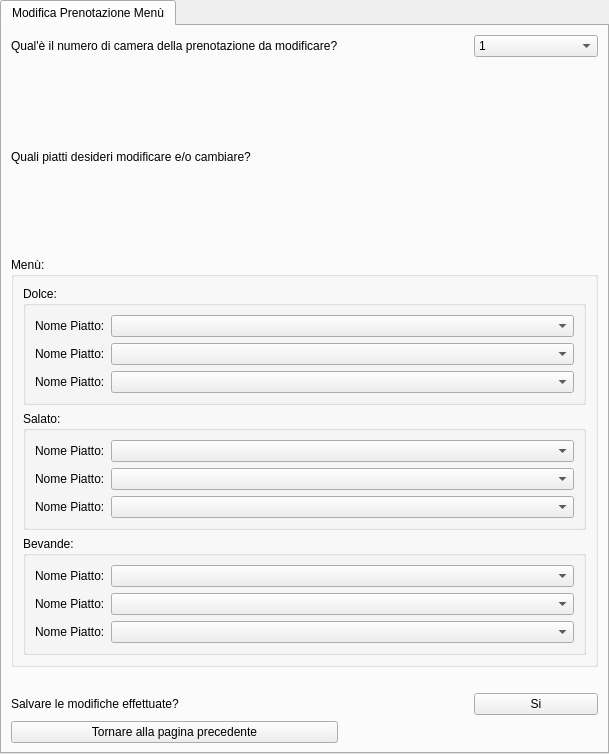
mdoraz/Hotel, file ui/Cameriere/GestisciCucina/ModificaPrenotazioneColazioneInCamera.ui: the form before one commit.
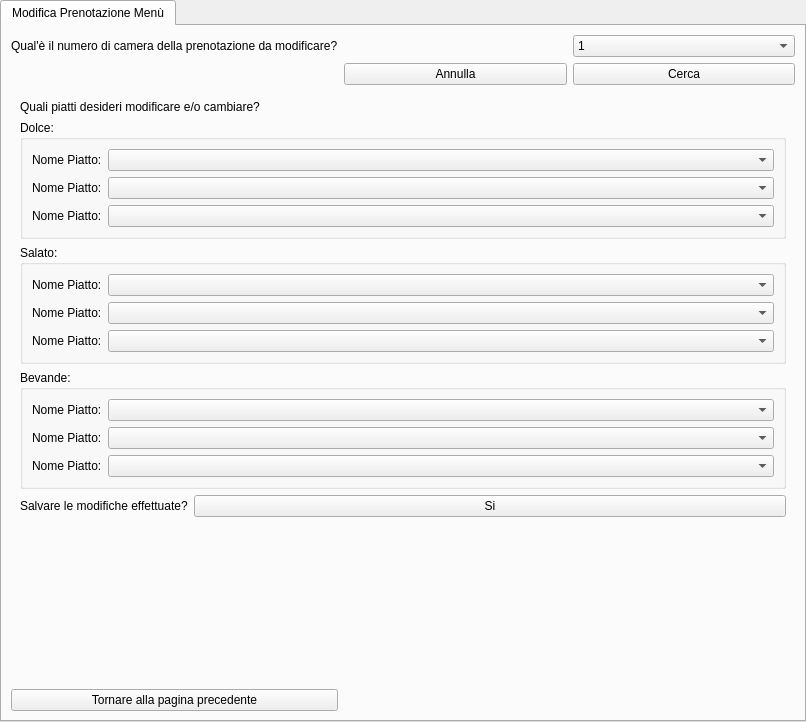
The form after the commit.

Commit message: Modifiche Struttura modifica colazione in camera + rispettivo file.ui

The edit to the form file:
```diff
--- a/ui/Cameriere/GestisciCucina/ModificaPrenotazioneColazioneInCamera.ui
+++ b/ui/Cameriere/GestisciCucina/ModificaPrenotazioneColazioneInCamera.ui
@@ -6,8 +6,8 @@
    <rect>
     <x>0</x>
     <y>0</y>
-    <width>609</width>
-    <height>754</height>
+    <width>806</width>
+    <height>722</height>
    </rect>
   </property>
   <property name="windowTitle">
@@ -18,232 +18,6 @@
     <string>Modifica Prenotazione Menù</string>
    </attribute>
    <layout class="QGridLayout" name="gridLayout">
-    <item row="5" column="2">
-     <widget class="QPushButton" name="btnConfermaModifiche">
-      <property name="text">
-       <string>Si</string>
-      </property>
-     </widget>
-    </item>
-    <item row="3" column="0" colspan="3">
-     <widget class="QGroupBox" name="groupboxVisualizzaMenuInModificaMenu">
-      <property name="title">
-       <string>Menù:</string>
-      </property>
-      <layout class="QVBoxLayout" name="verticalLayout_2">
-       <item>
-        <widget class="QGroupBox" name="groupboxDolceColazioneInCamera">
-         <property name="title">
-          <string>Dolce:</string>
-         </property>
-         <layout class="QGridLayout" name="gridLayout_2">
-          <item row="0" column="0">
-           <widget class="QLabel" name="labelNomePiatto">
-            <property name="text">
-             <string>Nome Piatto:</string>
-            </property>
-           </widget>
-          </item>
-          <item row="0" column="1">
-           <widget class="QComboBox" name="comboBox">
-            <property name="sizePolicy">
-             <sizepolicy hsizetype="Expanding" vsizetype="Fixed">
-              <horstretch>0</horstretch>
-              <verstretch>0</verstretch>
-             </sizepolicy>
-            </property>
-           </widget>
-          </item>
-          <item row="1" column="0">
-           <widget class="QLabel" name="labelNomePiatto_2">
-            <property name="text">
-             <string>Nome Piatto:</string>
-            </property>
-           </widget>
-          </item>
-          <item row="1" column="1">
-           <widget class="QComboBox" name="comboBox_2">
-            <property name="sizePolicy">
-             <sizepolicy hsizetype="Expanding" vsizetype="Fixed">
-              <horstretch>0</horstretch>
-              <verstretch>0</verstretch>
-             </sizepolicy>
-            </property>
-           </widget>
-          </item>
-          <item row="2" column="0">
-           <widget class="QLabel" name="labelNomePiatto_3">
-            <property name="sizePolicy">
-             <sizepolicy hsizetype="Maximum" vsizetype="Preferred">
-              <horstretch>0</horstretch>
-              <verstretch>0</verstretch>
-             </sizepolicy>
-            </property>
-            <property name="text">
-             <string>Nome Piatto:</string>
-            </property>
-           </widget>
-          </item>
-          <item row="2" column="1">
-           <widget class="QComboBox" name="comboBox_3">
-            <property name="sizePolicy">
-             <sizepolicy hsizetype="Expanding" vsizetype="Fixed">
-              <horstretch>0</horstretch>
-              <verstretch>0</verstretch>
-             </sizepolicy>
-            </property>
-           </widget>
-          </item>
-         </layout>
-        </widget>
-       </item>
-       <item>
-        <widget class="QGroupBox" name="groupboxSalatoColazioneInCamera">
-         <property name="title">
-          <string>Salato:</string>
-         </property>
-         <layout class="QGridLayout" name="gridLayout_3">
-          <item row="1" column="0">
-           <widget class="QLabel" name="labelNomePiatto_5">
-            <property name="text">
-             <string>Nome Piatto:</string>
-            </property>
-           </widget>
-          </item>
-          <item row="0" column="0">
-           <widget class="QLabel" name="labelNomePiatto_4">
-            <property name="text">
-             <string>Nome Piatto:</string>
-            </property>
-           </widget>
-          </item>
-          <item row="1" column="1">
-           <widget class="QComboBox" name="comboBox_5">
-            <property name="sizePolicy">
-             <sizepolicy hsizetype="Expanding" vsizetype="Fixed">
-              <horstretch>0</horstretch>
-              <verstretch>0</verstretch>
-             </sizepolicy>
-            </property>
-           </widget>
-          </item>
-          <item row="0" column="1">
-           <widget class="QComboBox" name="comboBox_4">
-            <property name="sizePolicy">
-             <sizepolicy hsizetype="Expanding" vsizetype="Fixed">
-              <horstretch>0</horstretch>
-              <verstretch>0</verstretch>
-             </sizepolicy>
-            </property>
-           </widget>
-          </item>
-          <item row="2" column="1">
-           <widget class="QComboBox" name="comboBox_6">
-            <property name="sizePolicy">
-             <sizepolicy hsizetype="Expanding" vsizetype="Fixed">
-              <horstretch>0</horstretch>
-              <verstretch>0</verstretch>
-             </sizepolicy>
-            </property>
-           </widget>
-          </item>
-          <item row="2" column="0">
-           <widget class="QLabel" name="labelNomePiatto_6">
-            <property name="sizePolicy">
-             <sizepolicy hsizetype="Maximum" vsizetype="Preferred">
-              <horstretch>0</horstretch>
-              <verstretch>0</verstretch>
-             </sizepolicy>
-            </property>
-            <property name="text">
-             <string>Nome Piatto:</string>
-            </property>
-           </widget>
-          </item>
-         </layout>
-        </widget>
-       </item>
-       <item>
-        <widget class="QGroupBox" name="groupboxBevandeColazioneInCamera">
-         <property name="title">
-          <string>Bevande:</string>
-         </property>
-         <layout class="QGridLayout" name="gridLayout_4">
-          <item row="3" column="0">
-           <widget class="QLabel" name="labelNomePiatto_9">
-            <property name="sizePolicy">
-             <sizepolicy hsizetype="Maximum" vsizetype="Preferred">
-              <horstretch>0</horstretch>
-              <verstretch>0</verstretch>
-             </sizepolicy>
-            </property>
-            <property name="text">
-             <string>Nome Piatto:</string>
-            </property>
-           </widget>
-          </item>
-          <item row="1" column="0">
-           <widget class="QLabel" name="labelNomePiatto_7">
-            <property name="sizePolicy">
-             <sizepolicy hsizetype="Maximum" vsizetype="Preferred">
-              <horstretch>0</horstretch>
-              <verstretch>0</verstretch>
-             </sizepolicy>
-            </property>
-            <property name="text">
-             <string>Nome Piatto:</string>
-            </property>
-           </widget>
-          </item>
-          <item row="2" column="0">
-           <widget class="QLabel" name="labelNomePiatto_8">
-            <property name="sizePolicy">
-             <sizepolicy hsizetype="Maximum" vsizetype="Preferred">
-              <horstretch>0</horstretch>
-              <verstretch>0</verstretch>
-             </sizepolicy>
-            </property>
-            <property name="text">
-             <string>Nome Piatto:</string>
-            </property>
-           </widget>
-          </item>
-          <item row="1" column="1">
-           <widget class="QComboBox" name="comboBox_7">
-            <property name="sizePolicy">
-             <sizepolicy hsizetype="Expanding" vsizetype="Fixed">
-              <horstretch>0</horstretch>
-              <verstretch>0</verstretch>
-             </sizepolicy>
-            </property>
-           </widget>
-          </item>
-          <item row="2" column="1">
-           <widget class="QComboBox" name="comboBox_8">
-            <property name="sizePolicy">
-             <sizepolicy hsizetype="Expanding" vsizetype="Fixed">
-              <horstretch>0</horstretch>
-              <verstretch>0</verstretch>
-             </sizepolicy>
-            </property>
-           </widget>
-          </item>
-          <item row="3" column="1">
-           <widget class="QComboBox" name="comboBox_9">
-            <property name="sizePolicy">
-             <sizepolicy hsizetype="Expanding" vsizetype="Fixed">
-              <horstretch>0</horstretch>
-              <verstretch>0</verstretch>
-             </sizepolicy>
-            </property>
-           </widget>
-          </item>
-         </layout>
-        </widget>
-       </item>
-      </layout>
-     </widget>
-    </item>
     <item row="0" column="2">
      <widget class="QComboBox" name="comboboxInserimentoCamera">
       <item>
@@ -428,8 +202,22 @@
       </item>
      </widget>
     </item>
-    <item row="4" column="0" colspan="3">
-     <spacer name="horizontalSpacer">
+    <item row="1" column="2">
+     <widget class="QPushButton" name="btnCerca">
+      <property name="text">
+       <string>Cerca</string>
+      </property>
+     </widget>
+    </item>
+    <item row="6" column="0">
+     <widget class="QPushButton" name="btnTornarePaginaPrecedente">
+      <property name="text">
+       <string>Tornare alla pagina precedente</string>
+      </property>
+     </widget>
+    </item>
+    <item row="6" column="1" colspan="2">
+     <spacer name="horizontalSpacer_2">
       <property name="orientation">
        <enum>Qt::Horizontal</enum>
       </property>
@@ -448,37 +236,259 @@
       </property>
      </widget>
     </item>
-    <item row="5" column="0">
-     <widget class="QLabel" name="labelDomanda_2">
-      <property name="text">
-       <string>Salvare le modifiche effettuate?</string>
-      </property>
+    <item row="2" column="0" colspan="3">
+     <widget class="QWidget" name="widgetMenuModificare" native="true">
+      <layout class="QFormLayout" name="formLayout_2">
+       <item row="0" column="0" colspan="2">
+        <widget class="QLabel" name="labelDomanda">
+         <property name="sizePolicy">
+          <sizepolicy hsizetype="Minimum" vsizetype="Preferred">
+           <horstretch>0</horstretch>
+           <verstretch>0</verstretch>
+          </sizepolicy>
+         </property>
+         <property name="text">
+          <string>Quali piatti desideri modificare e/o cambiare?</string>
+         </property>
+        </widget>
+       </item>
+       <item row="4" column="0">
+        <widget class="QLabel" name="labelDomanda_2">
+         <property name="sizePolicy">
+          <sizepolicy hsizetype="Expanding" vsizetype="Preferred">
+           <horstretch>0</horstretch>
+           <verstretch>0</verstretch>
+          </sizepolicy>
+         </property>
+         <property name="text">
+          <string>Salvare le modifiche effettuate?</string>
+         </property>
+        </widget>
+       </item>
+       <item row="1" column="0" colspan="2">
+        <widget class="QGroupBox" name="groupboxDolceColazioneInCamera">
+         <property name="title">
+          <string>Dolce:</string>
+         </property>
+         <layout class="QGridLayout" name="gridLayout_2">
+          <item row="0" column="1">
+           <widget class="QComboBox" name="comboBox">
+            <property name="sizePolicy">
+             <sizepolicy hsizetype="Expanding" vsizetype="Fixed">
+              <horstretch>0</horstretch>
+              <verstretch>0</verstretch>
+             </sizepolicy>
+            </property>
+           </widget>
+          </item>
+          <item row="1" column="0">
+           <widget class="QLabel" name="labelNomePiatto_2">
+            <property name="text">
+             <string>Nome Piatto:</string>
+            </property>
+           </widget>
+          </item>
+          <item row="2" column="1">
+           <widget class="QComboBox" name="comboBox_3">
+            <property name="sizePolicy">
+             <sizepolicy hsizetype="Expanding" vsizetype="Fixed">
+              <horstretch>0</horstretch>
+              <verstretch>0</verstretch>
+             </sizepolicy>
+            </property>
+           </widget>
+          </item>
+          <item row="0" column="0">
+           <widget class="QLabel" name="labelNomePiatto">
+            <property name="text">
+             <string>Nome Piatto:</string>
+            </property>
+           </widget>
+          </item>
+          <item row="2" column="0">
+           <widget class="QLabel" name="labelNomePiatto_3">
+            <property name="sizePolicy">
+             <sizepolicy hsizetype="Maximum" vsizetype="Preferred">
+              <horstretch>0</horstretch>
+              <verstretch>0</verstretch>
+             </sizepolicy>
+            </property>
+            <property name="text">
+             <string>Nome Piatto:</string>
+            </property>
+           </widget>
+          </item>
+          <item row="1" column="1">
+           <widget class="QComboBox" name="comboBox_2">
+            <property name="sizePolicy">
+             <sizepolicy hsizetype="Expanding" vsizetype="Fixed">
+              <horstretch>0</horstretch>
+              <verstretch>0</verstretch>
+             </sizepolicy>
+            </property>
+           </widget>
+          </item>
+         </layout>
+        </widget>
+       </item>
+       <item row="2" column="0" colspan="2">
+        <widget class="QGroupBox" name="groupboxSalatoColazioneInCamera">
+         <property name="title">
+          <string>Salato:</string>
+         </property>
+         <layout class="QGridLayout" name="gridLayout_3">
+          <item row="1" column="0">
+           <widget class="QLabel" name="labelNomePiatto_5">
+            <property name="text">
+             <string>Nome Piatto:</string>
+            </property>
+           </widget>
+          </item>
+          <item row="0" column="0">
+           <widget class="QLabel" name="labelNomePiatto_4">
+            <property name="text">
+             <string>Nome Piatto:</string>
+            </property>
+           </widget>
+          </item>
+          <item row="1" column="1">
+           <widget class="QComboBox" name="comboBox_5">
+            <property name="sizePolicy">
+             <sizepolicy hsizetype="Expanding" vsizetype="Fixed">
+              <horstretch>0</horstretch>
+              <verstretch>0</verstretch>
+             </sizepolicy>
+            </property>
+           </widget>
+          </item>
+          <item row="0" column="1">
+           <widget class="QComboBox" name="comboBox_4">
+            <property name="sizePolicy">
+             <sizepolicy hsizetype="Expanding" vsizetype="Fixed">
+              <horstretch>0</horstretch>
+              <verstretch>0</verstretch>
+             </sizepolicy>
+            </property>
+           </widget>
+          </item>
+          <item row="2" column="1">
+           <widget class="QComboBox" name="comboBox_6">
+            <property name="sizePolicy">
+             <sizepolicy hsizetype="Expanding" vsizetype="Fixed">
+              <horstretch>0</horstretch>
+              <verstretch>0</verstretch>
+             </sizepolicy>
+            </property>
+           </widget>
+          </item>
+          <item row="2" column="0">
+           <widget class="QLabel" name="labelNomePiatto_6">
+            <property name="sizePolicy">
+             <sizepolicy hsizetype="Maximum" vsizetype="Preferred">
+              <horstretch>0</horstretch>
+              <verstretch>0</verstretch>
+             </sizepolicy>
+            </property>
+            <property name="text">
+             <string>Nome Piatto:</string>
+            </property>
+           </widget>
+          </item>
+         </layout>
+        </widget>
+       </item>
+       <item row="3" column="0" colspan="2">
+        <widget class="QGroupBox" name="groupboxBevandeColazioneInCamera">
+         <property name="title">
+          <string>Bevande:</string>
+         </property>
+         <layout class="QGridLayout" name="gridLayout_4">
+          <item row="3" column="0">
+           <widget class="QLabel" name="labelNomePiatto_9">
+            <property name="sizePolicy">
+             <sizepolicy hsizetype="Maximum" vsizetype="Preferred">
+              <horstretch>0</horstretch>
+              <verstretch>0</verstretch>
+             </sizepolicy>
+            </property>
+            <property name="text">
+             <string>Nome Piatto:</string>
+            </property>
+           </widget>
+          </item>
+          <item row="1" column="0">
+           <widget class="QLabel" name="labelNomePiatto_7">
+            <property name="sizePolicy">
+             <sizepolicy hsizetype="Maximum" vsizetype="Preferred">
+              <horstretch>0</horstretch>
+              <verstretch>0</verstretch>
+             </sizepolicy>
+            </property>
+            <property name="text">
+             <string>Nome Piatto:</string>
+            </property>
+           </widget>
+          </item>
+          <item row="2" column="0">
+           <widget class="QLabel" name="labelNomePiatto_8">
+            <property name="sizePolicy">
+             <sizepolicy hsizetype="Maximum" vsizetype="Preferred">
+              <horstretch>0</horstretch>
+              <verstretch>0</verstretch>
+             </sizepolicy>
+            </property>
+            <property name="text">
+             <string>Nome Piatto:</string>
+            </property>
+           </widget>
+          </item>
+          <item row="1" column="1">
+           <widget class="QComboBox" name="comboBox_7">
+            <property name="sizePolicy">
+             <sizepolicy hsizetype="Expanding" vsizetype="Fixed">
+              <horstretch>0</horstretch>
+              <verstretch>0</verstretch>
+             </sizepolicy>
+            </property>
+           </widget>
+          </item>
+          <item row="2" column="1">
+           <widget class="QComboBox" name="comboBox_8">
+            <property name="sizePolicy">
+             <sizepolicy hsizetype="Expanding" vsizetype="Fixed">
+              <horstretch>0</horstretch>
+              <verstretch>0</verstretch>
+             </sizepolicy>
+            </property>
+           </widget>
+          </item>
+          <item row="3" column="1">
+           <widget class="QComboBox" name="comboBox_9">
+            <property name="sizePolicy">
+             <sizepolicy hsizetype="Expanding" vsizetype="Fixed">
+              <horstretch>0</horstretch>
+              <verstretch>0</verstretch>
+             </sizepolicy>
+            </property>
+           </widget>
+          </item>
+         </layout>
+        </widget>
+       </item>
+       <item row="4" column="1">
+        <widget class="QPushButton" name="btnConfermaModifiche">
+         <property name="text">
+          <string>Si</string>
+         </property>
+        </widget>
+       </item>
+      </layout>
      </widget>
     </item>
-    <item row="2" column="0">
-     <widget class="QLabel" name="labelDomanda">
+    <item row="1" column="1">
+     <widget class="QPushButton" name="btnAnnulla">
       <property name="text">
-       <string>Quali piatti desideri modificare e/o cambiare?</string>
-      </property>
-     </widget>
-    </item>
-    <item row="7" column="1" colspan="2">
-     <spacer name="horizontalSpacer_2">
-      <property name="orientation">
-       <enum>Qt::Horizontal</enum>
-      </property>
-      <property name="sizeHint" stdset="0">
-       <size>
-        <width>40</width>
-        <height>20</height>
-       </size>
-      </property>
-     </spacer>
-    </item>
-    <item row="7" column="0">
-     <widget class="QPushButton" name="btnTornarePaginaPrecedente">
-      <property name="text">
-       <string>Tornare alla pagina precedente</string>
+       <string>Annulla</string>
       </property>
      </widget>
     </item>
```
The commit also changes 1 other file.
